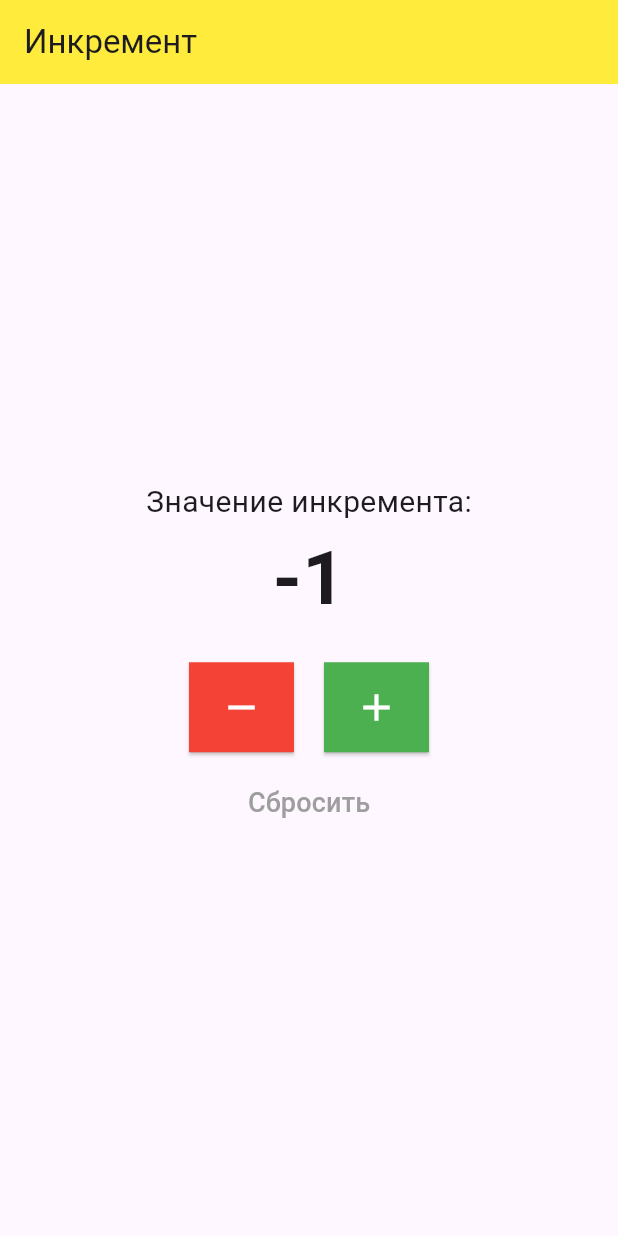
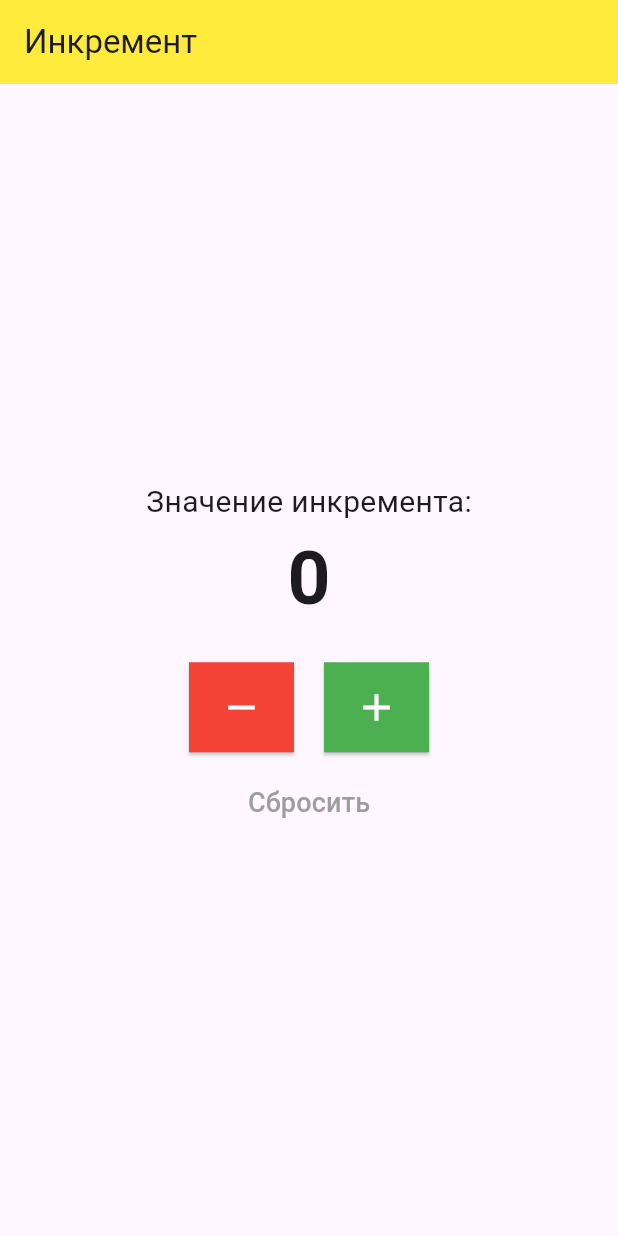
Before and after one commit to EdwardEqwee/mobile_dev, a Flutter app: the screen it shows after launch, after a tap on the "remove" icon, on a phone screen of 412 x 824 dp. Run offline on Flutter 3.47's test engine with Material 3 defaults, Android fonts, the phone set to English and light mode, and no system bars; our stand-ins replace share_plus.

Commit message:
3 лаба доработка

```diff
--- a/lab_03/lib/main.dart
+++ b/lab_03/lib/main.dart
@@ -1,54 +1,58 @@
-import 'package:flutter/material.dart';
+import 'package:flutter/material.dart'; // Импортируем библиотеку Flutter для работы с UI
 
+// Главная функция приложения, точка входа
 void main() {
-  runApp(MyApp());
+  runApp(MyApp()); // Запускает приложение, используя класс MyApp
 }
 
 /// Главное виджет-приложение.
-/// Содержит MaterialApp, тему и домашнюю страницу.
+/// Создаёт MaterialApp с заданной темой и главной страницей.
 class MyApp extends StatelessWidget {
   @override
   Widget build(BuildContext context) {
     return MaterialApp(
-      debugShowCheckedModeBanner: false,
-      title: 'Инкремент', /// Измененное название приложения
+      debugShowCheckedModeBanner: false, // Отключаем отладочный баннер
+      title: 'Инкремент', // Название приложения
       theme: ThemeData(
-        primarySwatch: Colors.yellow, /// Выбранная цветовая тема
+        primarySwatch: Colors.yellow, // Устанавливаем основную цветовую тему (жёлтый)
       ),
-      home: MyHomePage(),
+      home: MyHomePage(), // Устанавливаем главную страницу
     );
   }
 }
 
-/// Состояние главной страницы приложения
+/// Главный экран приложения.
+/// Является StatefulWidget, так как содержит изменяемые данные.
 class MyHomePage extends StatefulWidget {
   @override
-  _MyHomePageState createState() => _MyHomePageState();
+  _MyHomePageState createState() => _MyHomePageState(); // Создаёт состояние экрана
 }
 
-/// Основной класс состояния.
-/// Хранит счётчик и обрабатывает +, -  и сброс.
+/// Класс состояния главной страницы.
+/// Здесь хранятся переменные и методы для управления состоянием.
 class _MyHomePageState extends State<MyHomePage> {
-  int _counter = 0;
+  int _counter = 0; // Переменная-счётчик
 
-  /// Увеличивает значение счётчика на 1
+  /// Метод увеличивает значение счётчика на 1
   void _incrementCounter() {
     setState(() {
-      _counter++;
+      _counter++; // Увеличиваем значение переменной
     });
   }
 
-  /// Уменьшает значение счётчика на 1
+  /// Метод уменьшает значение счётчика на 1
   void _decrementCounter() {
-    setState(() {
-      _counter--;
-    });
+    if (_counter > 0) {
+      setState(() {
+        _counter--; // Уменьшаем значение переменной
+      });
+    }
   }
 
-  /// Сбрасывает значение счётчика на 0
+  /// Метод сбрасывает счётчик в 0
   void _resetCounter() {
     setState(() {
-      _counter = 0;
+      _counter = 0; // Устанавливаем значение 0
     });
   }
 
@@ -57,64 +61,66 @@ class _MyHomePageState extends State<MyHomePage> {
     return Scaffold(
       /// Верхняя панель приложения
       appBar: AppBar(
-        title: Text('Инкремент'), /// Измененный заголовок
-        backgroundColor: Colors.yellow, /// Цвет верхней панели
+        title: Text('Инкремент'), // Заголовок в AppBar
+        backgroundColor: Colors.yellow, // Устанавливаем цвет AppBar
       ),
       /// Основная часть экрана
       body: Center(
         child: Column(
-          mainAxisAlignment: MainAxisAlignment.center,
+          mainAxisAlignment: MainAxisAlignment.center, // Выравниваем по центру
           children: <Widget>[
-            /// Надпись перед счётчиком
+            /// Текст перед счётчиком
             Text(
               'Значение инкремента:',
-              style: TextStyle(fontSize: 20),
+              style: TextStyle(fontSize: 20), // Устанавливаем размер текста
             ),
-            /// Текущее значение счётчика
+            /// Отображение текущего значения счётчика
             Text(
-              '$_counter',
+              '$_counter', // Выводим значение переменной _counter
               style: TextStyle(fontSize: 50, fontWeight: FontWeight.bold),
             ),
-            SizedBox(height: 20),
-            /// Горизонтальный ряд с кнопками "-" и "+"
+            SizedBox(height: 20), // Добавляем отступ
+
+            /// Горизонтальный ряд кнопок "-" и "+"
             Row(
               mainAxisAlignment: MainAxisAlignment.center,
               children: [
                 /// Кнопка уменьшения счётчика
                 ElevatedButton(
-                  onPressed: _decrementCounter,
+                  onPressed: _decrementCounter, // Вызываем _decrementCounter при нажатии
                   style: ElevatedButton.styleFrom(
-                    backgroundColor: Colors.red, /// Красная кнопка
+                    backgroundColor: Colors.red, // Устанавливаем красный цвет
                     padding: EdgeInsets.symmetric(horizontal: 20, vertical: 15),
-                    /// Указываем отсутствие закруглений (квадратные углы)
+                    /// Делаем кнопки квадратными
                     shape: RoundedRectangleBorder(
                       borderRadius: BorderRadius.zero,
                     ),
                   ),
-                  child: Icon(Icons.remove, size: 30, color: Colors.white),
+                  child: Icon(Icons.remove, size: 30, color: Colors.white), // Иконка "-"
                 ),
-                SizedBox(width: 20),
+                SizedBox(width: 20), // Отступ между кнопками
+
                 /// Кнопка увеличения счётчика
                 ElevatedButton(
-                  onPressed: _incrementCounter,
+                  onPressed: _incrementCounter, // Вызываем _incrementCounter при нажатии
                   style: ElevatedButton.styleFrom(
-                    backgroundColor: Colors.green, /// Зелёная кнопка
+                    backgroundColor: Colors.green, // Устанавливаем зелёный цвет
                     padding: EdgeInsets.symmetric(horizontal: 20, vertical: 15),
-                    /// Тоже делаем углы квадратными
                     shape: RoundedRectangleBorder(
                       borderRadius: BorderRadius.zero,
                     ),
                   ),
-                  child: Icon(Icons.add, size: 30, color: Colors.white),
+                  child: Icon(Icons.add, size: 30, color: Colors.white), // Иконка "+"
                 ),
               ],
             ),
-            SizedBox(height: 10),
+            SizedBox(height: 10), // Отступ перед кнопкой сброса
+
             /// Кнопка сброса счётчика
             TextButton(
-              onPressed: _resetCounter,
+              onPressed: _resetCounter, // Вызываем _resetCounter при нажатии
               child: Text(
-                'Сбросить',
+                'Сбросить', // Текст кнопки
                 style: TextStyle(fontSize: 18, color: Colors.grey),
               ),
             ),
```
Also changed, not shown: lab_03/pubspec.lock.
